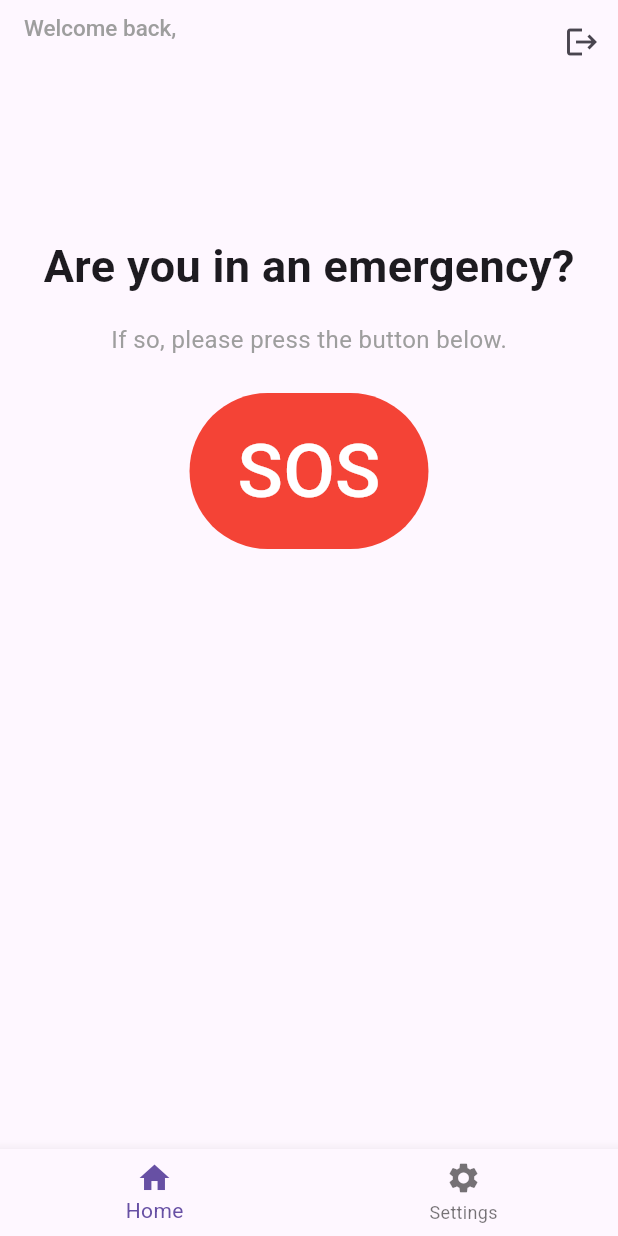
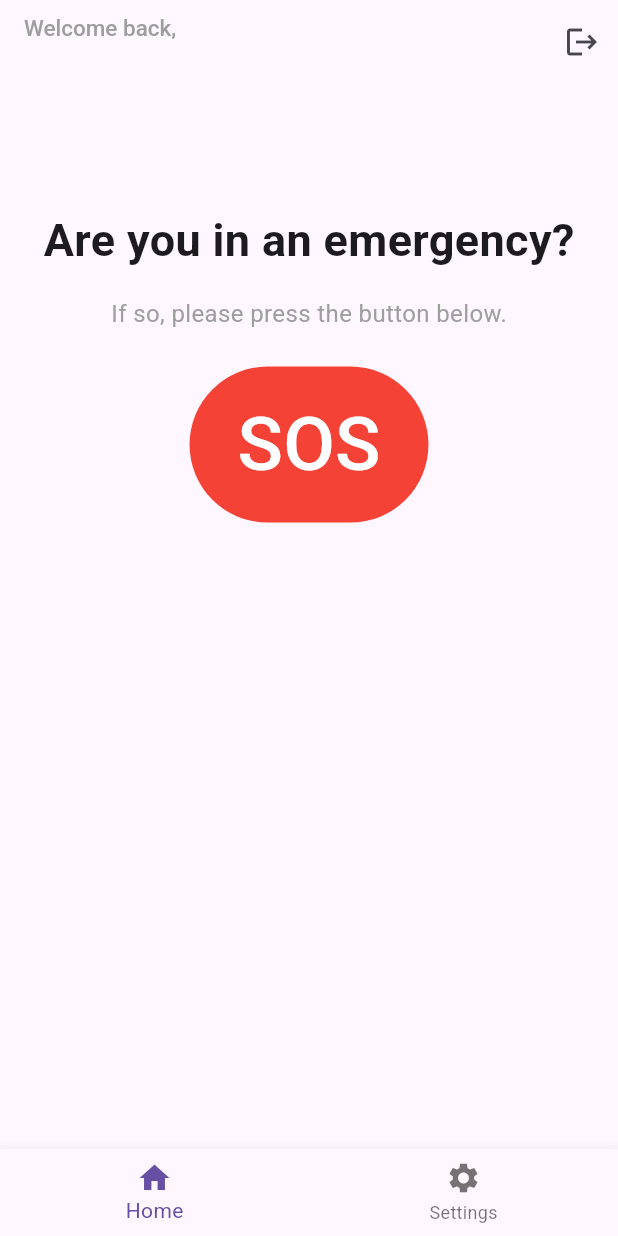
Before and after one commit to barjr/ResQ, a Flutter app: the screen it shows once a user with an empty profile is signed in, on a phone screen of 412 x 824 dp. Run offline on Flutter 3.47's test engine with Material 3 defaults, Android fonts, the phone set to English and light mode, and no system bars; our stand-ins replace firebase_auth, firebase_core; accounts and stored records are empty.

Commit message:
Update lib/pages/dashboard.dart
Co-authored-by: Copilot <175728472+Copilot@users.noreply.github.com>

```diff
--- a/lib/pages/dashboard.dart
+++ b/lib/pages/dashboard.dart
@@ -71,7 +71,7 @@ class _DashboardPageState extends State<DashboardPage> {
       body: Align(
         alignment: Alignment.topCenter,
         child: Padding(
-          padding: EdgeInsets.only(top: 100.0),
+          padding: EdgeInsets.only(top: MediaQuery.of(context).size.height * 0.1),
           child: Column(
             mainAxisSize: MainAxisSize.min,
             children: [
```
